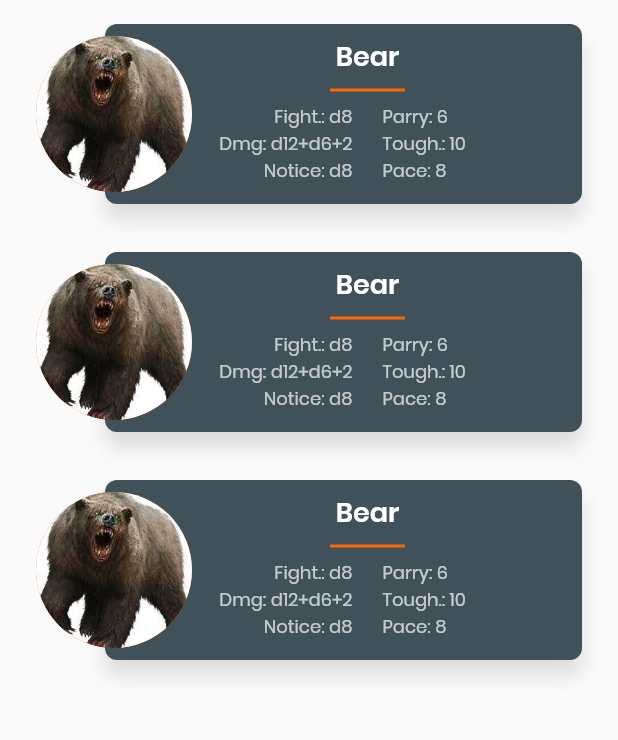
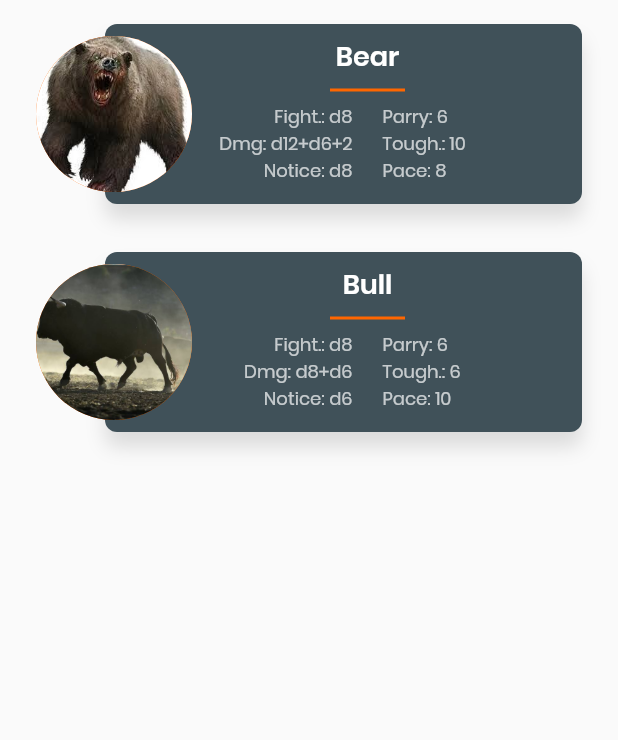
Before and after one commit to FlorianGFox/monster-cards, a Flutter app: the screen it shows after launch, on a phone screen of 412 x 824 dp, the part 99-839 px from its top. Run offline on Flutter 3.47's test engine with Material 2 defaults, Android fonts, the phone set to English and light mode, and no system bars; our stand-ins replace bloc, dartz, equatable, flutter_bloc, get_it.

```diff
--- a/lib/features/monster_cards/data/datasource/dummy_data_source.dart
+++ b/lib/features/monster_cards/data/datasource/dummy_data_source.dart
@@ -44,7 +44,9 @@ class DummyDataSource implements LocalDataSource {
                         tall and weigh over 1,000 pounds.''',
         ),
       ],
-        dmg: 'd12+d6+2'),
+      dmg: 'd12+d6+2',
+      imagePath: 'assets/images/bear.jpg',
+    ),
     Monster(
       name: 'Bull',
       description: '''Dire wolves are very large and feral canines
@@ -84,6 +86,7 @@ class DummyDataSource implements LocalDataSource {
         ),
       ],
       dmg: 'd8+d6',
+      imagePath: 'assets/images/bull.jpg',
     ),
   ];
 
--- a/lib/features/monster_cards/domain/entities/monster_card_stats.dart
+++ b/lib/features/monster_cards/domain/entities/monster_card_stats.dart
@@ -13,9 +13,10 @@ class MonsterCardStats extends Equatable {
   final Skill fighting;
   final Skill notice;
   final String dmg;
+  final String imagePath;
 
-  MonsterCardStats({
-    this.name,
+  MonsterCardStats(
+      {this.name,
       this.wildcard,
       this.pace,
       this.parry,
@@ -23,7 +24,7 @@ class MonsterCardStats extends Equatable {
       this.fighting,
       this.notice,
       this.dmg,
-  });
+      this.imagePath});
 
   @override
   List<Object> get props => [
--- a/lib/features/monster_cards/presentation/bloc/monster_cards_state.dart
+++ b/lib/features/monster_cards/presentation/bloc/monster_cards_state.dart
@@ -20,7 +20,7 @@ class Loaded extends MonsterCardsState {
   Loaded(this.monsters);
 
   @override
-  List<Object> get props => [];
+  List<Object> get props => [monsters];
 }
 
 class Error extends MonsterCardsState {
--- a/lib/features/monster_cards/presentation/pages/home.dart
+++ b/lib/features/monster_cards/presentation/pages/home.dart
@@ -1,5 +1,8 @@
 import 'package:flutter/material.dart';
+import 'package:flutter_bloc/flutter_bloc.dart';
+import 'package:monster_cards/features/monster_cards/presentation/bloc/monster_cards_bloc.dart';
 
+import '../../../../injection_container.dart';
 import '../widgets/gradient_app_bar.dart';
 import '../widgets/home_body.dart';
 
@@ -10,9 +13,39 @@ class Home extends StatelessWidget {
       body: Column(
         children: <Widget>[
           GradientAppBar(title: "Monster Cards"),
-          HomeBody(),
+          buildBody(context),
         ],
       ),
     );
   }
+
+  BlocProvider<MonsterCardsBloc> buildBody(BuildContext context) {
+    return BlocProvider(
+      create: (context) => sl<MonsterCardsBloc>(),
+      child: BlocBuilder<MonsterCardsBloc, MonsterCardsState>(
+        builder: (context, state) {
+          if (state is Empty) {
+            //TODO Add functionality
+            print('============ empty');
+            BlocProvider.of<MonsterCardsBloc>(context)
+                .add(GetAllMonstersEvent());
+            return Container();
+          } else if (state is Loading) {
+            //TODO Add loading screen
+            print('=========== loading');
+            return Container();
+          } else if (state is Loaded) {
+            print('=========== loaded');
+            return HomeBody(monsters: state.monsters);
+          } else if (state is Error) {
+            //TODO Add functionality
+            return Container();
+          } else {
+            //TODO Add functionality
+            return Container();
+          }
+        },
+      ),
+    );
+  }
 }
--- a/lib/features/monster_cards/presentation/widgets/home_body.dart
+++ b/lib/features/monster_cards/presentation/widgets/home_body.dart
@@ -4,57 +4,21 @@ import '../../domain/entities/monster.dart';
 import 'monster_row.dart';
 
 class HomeBody extends StatelessWidget {
+  final List<Monster> monsters;
+
+  const HomeBody({Key key, this.monsters}) : super(key: key);
+
   @override
   Widget build(BuildContext context) {
+    return buildRows();
+  }
+
+  Widget buildRows() {
     return Column(
       children: <Widget>[
-        MonsterRow(monster: monster),
-        MonsterRow(monster: monster),
-        MonsterRow(monster: monster),
+        for (var i = 0; i < monsters.length; i++)
+          MonsterRow(monster: monsters[i]),
       ],
     );
   }
 }
-
-//! TODO: Delete. This is just a dummy monster to design the monster card.
-Monster monster = Monster(
-  name: 'Bear',
-  description: '''This entry covers the larger ursines, such as
-                    grizzlies, Kodiaks, and polar bears. A favored
-                    tactic of all these bears is to grapple and bite
-                    with their fierce fangs.''',
-  attributes: [
-    Attribute(name: AttributeType.agility, value: 'd6'),
-    Attribute(name: AttributeType.smarts, value: 'd6'),
-    Attribute(name: AttributeType.spirit, value: 'd8'),
-    Attribute(name: AttributeType.strength, value: 'd12+2'),
-    Attribute(name: AttributeType.vigor, value: 'd12'),
-  ],
-  skills: [
-    Skill(name: 'Athletics', value: 'd8'),
-    Skill(name: 'Fighting', value: 'd8'),
-    Skill(name: 'Notice', value: 'd8'),
-    Skill(name: 'Stealth', value: 'd8'),
-  ],
-  notice: Skill(name: 'Notice', value: 'd8'),
-  fighting: Skill(name: 'Fighting', value: 'd8'),
-  pace: 8,
-  parry: 6,
-  toughness: 10,
-  edges: [
-    'Brute',
-  ],
-  abilities: [
-    Ability(
-      name: 'Bite/Claws',
-      description: 'Str+d6',
-    ),
-    Ability(
-      name: 'Size 2',
-      description: '''These creatures can stand up to 8′
-                        tall and weigh over 1,000 pounds.''',
-    ),
-  ],
-  dmg: 'd12+d6+2',
-  imagePath: 'assets/images/bear.jpg',
-);
--- a/lib/features/monster_cards/presentation/widgets/monster_row.dart
+++ b/lib/features/monster_cards/presentation/widgets/monster_row.dart
@@ -4,7 +4,6 @@ import '../../../../core/styles/foxling_colors.dart';
 import '../../../../core/styles/poppins_text_style.dart';
 import '../../domain/entities/monster.dart';
 import '../../domain/entities/monster_card_stats.dart';
-import 'home_body.dart';
 
 class MonsterRow extends StatelessWidget {
   final MonsterCardStats monster;
@@ -24,8 +23,8 @@ class MonsterRow extends StatelessWidget {
       ),
       child: Stack(
         children: <Widget>[
-          MonsterCard(),
-          MonsterThumbnail(),
+          MonsterCard(monster),
+          MonsterThumbnail(monster),
         ],
       ),
     );
@@ -33,6 +32,10 @@ class MonsterRow extends StatelessWidget {
 }
 
 class MonsterThumbnail extends StatelessWidget {
+  final MonsterCardStats monster;
+
+  const MonsterThumbnail(this.monster, {Key key}) : super(key: key);
+
   @override
   Widget build(BuildContext context) {
     return Container(
@@ -48,6 +51,10 @@ class MonsterThumbnail extends StatelessWidget {
 }
 
 class MonsterCard extends StatelessWidget {
+  final MonsterCardStats monster;
+
+  const MonsterCard(this.monster, {Key key}) : super(key: key);
+
   @override
   Widget build(BuildContext context) {
     return Container(
@@ -65,7 +72,7 @@ class MonsterCard extends StatelessWidget {
           ),
         ],
       ),
-      child: MonsterCardContent(monster: monster),
+      child: MonsterCardContent(monster),
     );
   }
 }
@@ -73,7 +80,7 @@ class MonsterCard extends StatelessWidget {
 class MonsterCardContent extends StatelessWidget {
   final Monster monster;
 
-  const MonsterCardContent({Key key, this.monster}) : super(key: key);
+  const MonsterCardContent(this.monster, {Key key}) : super(key: key);
 
   @override
   Widget build(BuildContext context) {
@@ -83,7 +90,7 @@ class MonsterCardContent extends StatelessWidget {
         children: <Widget>[
           Header(monster.name),
           Seperator(),
-          ImportantStats(),
+          ImportantStats(monster),
         ],
       ),
     );
@@ -114,6 +121,10 @@ class Seperator extends StatelessWidget {
 }
 
 class ImportantStats extends StatelessWidget {
+  final MonsterCardStats monster;
+
+  const ImportantStats(this.monster, {Key key}) : super(key: key);
+
   @override
   Widget build(BuildContext context) {
     return Row(
--- a/pubspec.yaml
+++ b/pubspec.yaml
@@ -22,7 +22,7 @@ dependencies:
   dartz: ^0.9.1
   equatable: ^1.1.1
   mockito: ^4.1.1
-  bloc: ^4.0.0
+  flutter_bloc: ^4.0.0
   get_it: ^4.0.2
 
   # The following adds the Cupertino Icons font to your application.
```
Lines whose indentation alone changed are shown as unchanged.
